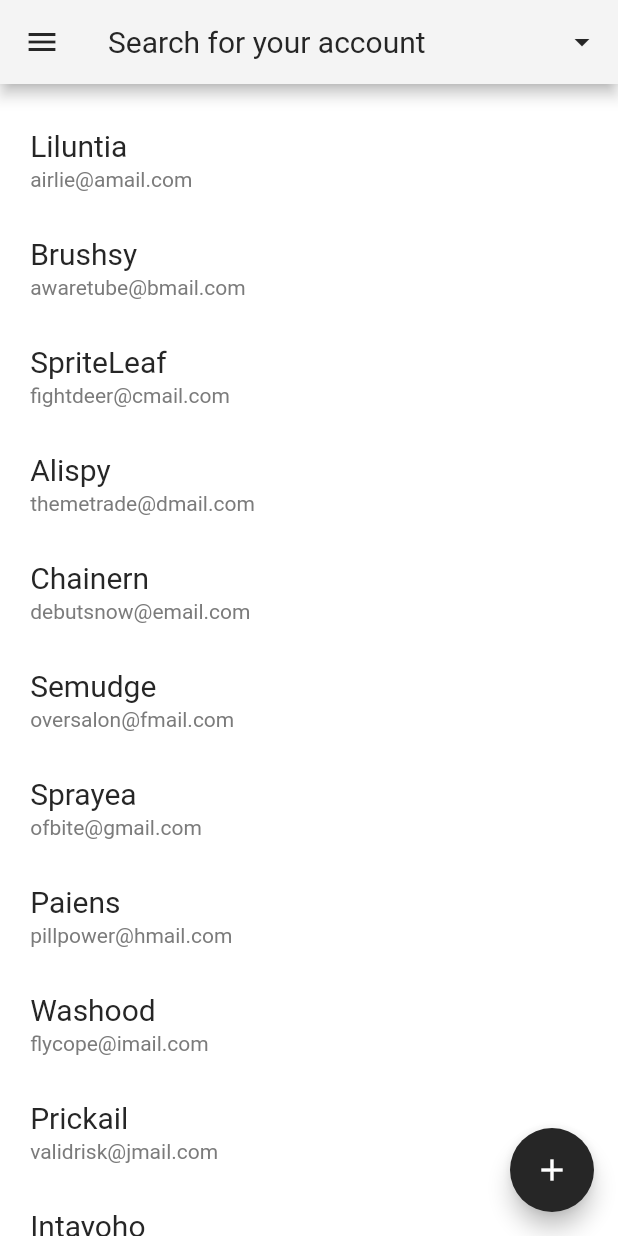
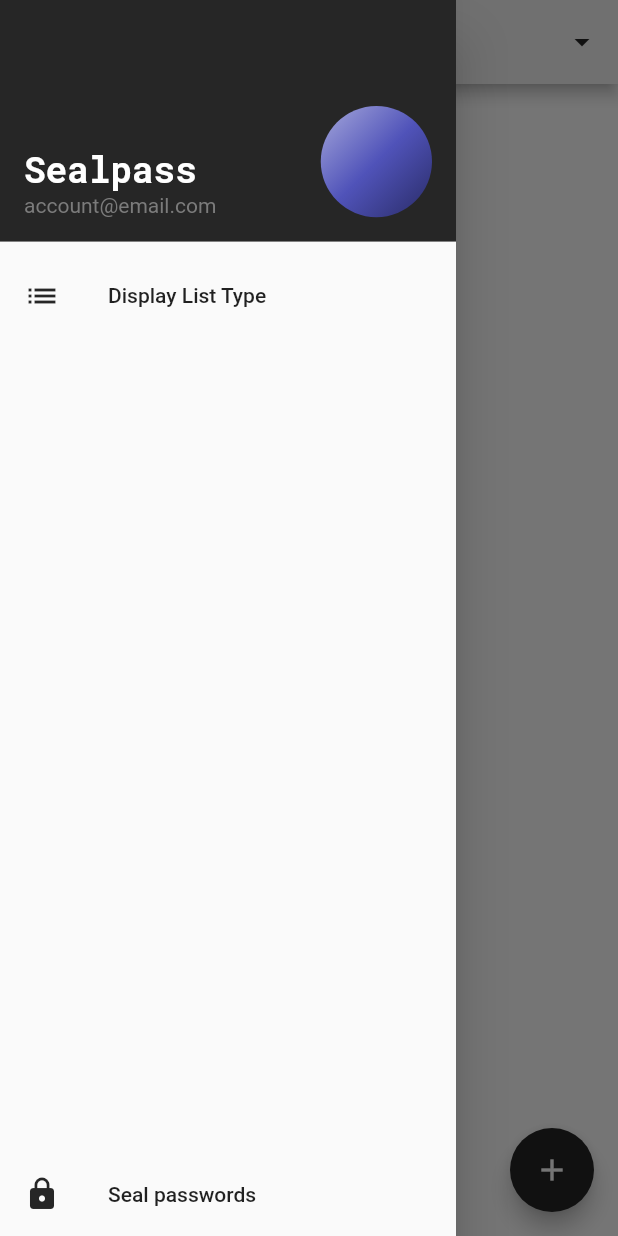
Before and after one commit to franthormel/sealpass, a Flutter app: the Home screen opened directly, with the side drawer open (before the commit the screen has no drawer), on a phone screen of 412 x 824 dp. Run offline on Flutter 3.47's test engine with Material 2 defaults, Android fonts, the phone set to English and light mode, and no system bars.

Commit message:
Drawer and uniformed icon styles

```diff
--- a/lib/manager/padding.dart
+++ b/lib/manager/padding.dart
@@ -9,6 +9,8 @@ class PaddingManager {
 
   static const _kCredentialAddVertical = .04;
   static const _kCredentialAddHorizontal = .05;
+
+  static const _kDrawerHeaderVertical = .01;
 
   ///Returns padding for [Security] screen
   static EdgeInsets security(Size size) {
@@ -37,4 +39,11 @@ class PaddingManager {
       left: horizontal,
     );
   }
+
+  ///Returns padding for [DrawerHeader]
+  static EdgeInsets header(Size size) {
+    return EdgeInsets.symmetric(
+      vertical: size.height * _kDrawerHeaderVertical,
+    );
+  }
 }
--- a/lib/manager/size.dart
+++ b/lib/manager/size.dart
@@ -5,6 +5,8 @@ class SizeManager {
   static const _kLogoH = .20;
 
   static const _kIconFinger = .07;
+
+  static const _kProfilePicture = .09;
 
   ///Returns the size for image logo
   static Size logo(Size size) {
@@ -14,8 +16,13 @@ class SizeManager {
     );
   }
 
-  ///Returns the [double] value for the fingerprint icon's width and height
+  ///Returns the [double] value for the fingerprint icon's height and width
   static double iconFinger(Size size) {
     return size.height * _kIconFinger;
   }
+
+  ///Returns the [double] value for the profile picture's height an width
+  static double profilePicture(Size size) {
+    return size.height * _kProfilePicture;
+  }
 }
--- a/lib/screens/credential_add.dart
+++ b/lib/screens/credential_add.dart
@@ -212,8 +212,8 @@ class _CredentialAddState extends State<CredentialAdd> {
                           label: "Obscure password button",
                           child: IconButton(
                             icon: maskPassword
-                                ? Icon(Icons.visibility)
-                                : Icon(Icons.visibility_off),
+                                ? Icon(Icons.visibility_outlined)
+                                : Icon(Icons.visibility_off_outlined),
                             tooltip: maskPassword
                                 ? "Show password"
                                 : "Hide password",
--- a/lib/screens/credential_view.dart
+++ b/lib/screens/credential_view.dart
@@ -208,8 +208,8 @@ class _CredentialViewState extends State<CredentialView> {
                             label: "Obscure password button",
                             child: IconButton(
                               icon: maskPassword
-                                  ? Icon(Icons.visibility)
-                                  : Icon(Icons.visibility_off),
+                                  ? Icon(Icons.visibility_outlined)
+                                  : Icon(Icons.visibility_off_outlined),
                               tooltip: maskPassword
                                   ? "Show password"
                                   : "Hide password",
--- /dev/null
+++ b/lib/screens/drawer.dart
@@ -0,0 +1,116 @@
+import 'package:flutter/material.dart';
+
+import '../manager/padding.dart';
+import '../manager/size.dart';
+
+class DrawerCustom extends StatefulWidget {
+  const DrawerCustom({Key key}) : super(key: key);
+
+  @override
+  _DrawerCustomState createState() => _DrawerCustomState();
+}
+
+class _DrawerCustomState extends State<DrawerCustom> {
+  bool expandDisplayType = false;
+
+  @override
+  Widget build(BuildContext context) {
+    final size = MediaQuery.of(context).size;
+    final padding = PaddingManager.header(size);
+    final dimensions = SizeManager.profilePicture(size);
+
+    final theme = Theme.of(context);
+    final colorPrimary = theme.primaryColor;
+    final styleHeader = theme.textTheme.headline5;
+    final styleSubtitle = theme.textTheme.bodyText2;
+
+    return Semantics(
+      button: true,
+      hint: "Display menu",
+      label: "Menu button",
+      child: Drawer(
+        child: Stack(
+          children: [
+            ListView(
+              children: <Widget>[
+                DrawerHeader(
+                  decoration: BoxDecoration(
+                    color: colorPrimary,
+                  ),
+                  child: Padding(
+                    padding: padding,
+                    child: Align(
+                      alignment: Alignment.centerLeft,
+                      child: Row(
+                        mainAxisAlignment: MainAxisAlignment.spaceBetween,
+                        crossAxisAlignment: CrossAxisAlignment.end,
+                        children: [
+                          Column(
+                            mainAxisAlignment: MainAxisAlignment.end,
+                            crossAxisAlignment: CrossAxisAlignment.start,
+                            children: <Widget>[
+                              Text(
+                                "Sealpass",
+                                style: styleHeader,
+                              ),
+                              Text(
+                                "account@email.com",
+                                style: styleSubtitle,
+                              ),
+                            ],
+                          ),
+                          //You could place a profile picture here if you want
+                          Semantics(
+                            image: true,
+                            label: "Profile picture",
+                            child: Container(
+                              height: dimensions,
+                              width: dimensions,
+                              decoration: BoxDecoration(
+                                shape: BoxShape.circle,
+                                gradient: LinearGradient(
+                                  begin: Alignment.topLeft,
+                                  end: Alignment.bottomRight,
+                                  colors: [
+                                    Color(0xFFA7A9DC),
+                                    Color(0xFF5053B9),
+                                    Color(0xFF292B66),
+                                  ],
+                                ),
+                              ),
+                            ),
+                          ),
+                        ],
+                      ),
+                    ),
+                  ),
+                ),
+                ListTile(
+                  leading: Icon(
+                    Icons.list,
+                    color: colorPrimary,
+                  ),
+                  title: Text("Display List Type"),
+                  //TODO: Show dialog for display types
+                  onTap: () {},
+                ),
+              ],
+            ),
+            Align(
+              alignment: Alignment.bottomLeft,
+              child: ListTile(
+                leading: Icon(
+                  Icons.lock,
+                  color: colorPrimary,
+                ),
+                title: Text("Seal passwords"),
+                //TODO: Log out
+                onTap: () {},
+              ),
+            ),
+          ],
+        ),
+      ),
+    );
+  }
+}
--- a/lib/screens/home.dart
+++ b/lib/screens/home.dart
@@ -6,6 +6,7 @@ import '../models/data/credentials.dart';
 import '../models/enum/enums.dart';
 import '../screens/credential_add.dart';
 import 'credential_view.dart';
+import 'drawer.dart';
 import 'search.dart';
 
 class Home extends StatefulWidget {
@@ -90,28 +91,18 @@ class _HomeState extends State<Home> {
   @override
   Widget build(BuildContext context) {
     final size = MediaQuery.of(context).size;
-    final padding = PaddingManager.home(size);
+    final paddingHome = PaddingManager.home(size);
 
     final theme = Theme.of(context);
-    final colorRefresh = theme.primaryColor;
+    final colorPrimary = theme.primaryColor;
     final styleTitle = theme.textTheme.headline6;
     final styleSubtitle = theme.textTheme.bodyText2;
 
     final count = credentials.length;
 
     return Scaffold(
+      drawer: DrawerCustom(),
       appBar: AppBar(
-        //TODO: Transform this into a drawer
-        leading: Semantics(
-          button: true,
-          hint: "Display menu",
-          label: "Menu button",
-          child: IconButton(
-            icon: Icon(Icons.menu),
-            tooltip: "Menu",
-            onPressed: () {},
-          ),
-        ),
         title: Semantics(
           hint: "Tap to search for an account",
           label: "Search area",
@@ -176,9 +167,9 @@ class _HomeState extends State<Home> {
         },
       ),
       body: Padding(
-        padding: padding,
+        padding: paddingHome,
         child: RefreshIndicator(
-          color: colorRefresh,
+          color: colorPrimary,
           key: keyRefresh,
           onRefresh: () {
             setState(() {});
--- a/lib/theme.dart
+++ b/lib/theme.dart
@@ -29,6 +29,9 @@ ThemeData themeData() {
       backgroundColor: kSwatchPrimary,
       foregroundColor: kSwatchWhite,
     ),
+    iconTheme: IconThemeData(
+      color: kSwatchPrimary,
+    ),
     scaffoldBackgroundColor: kSwatchWhite,
     snackBarTheme: SnackBarThemeData(
       behavior: SnackBarBehavior.floating,
@@ -46,6 +49,10 @@ TextTheme _textTheme(ThemeData base) {
       color: kSwatchPrimary,
       fontFamily: kFontTitle,
     ),
+    headline5: TextStyle(
+      color: kSwatchWhite,
+      fontFamily: kFontTitle,
+    ),
     headline6: TextStyle(
       color: kSwatchPrimary,
       fontWeight: FontWeight.normal,
```
